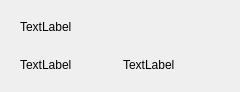
Qt form LanguageLearner/wordbox.ui (drinch/LanguageLearner) before a commit.
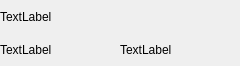
The same form after that commit.

```diff
--- a/LanguageLearner/wordbox.ui
+++ b/LanguageLearner/wordbox.ui
@@ -7,16 +7,46 @@
     <x>0</x>
     <y>0</y>
     <width>240</width>
-    <height>81</height>
+    <height>66</height>
    </rect>
   </property>
   <property name="windowTitle">
    <string>Form</string>
   </property>
   <layout class="QVBoxLayout" name="verticalLayout">
+   <property name="spacing">
+    <number>0</number>
+   </property>
+   <property name="leftMargin">
+    <number>0</number>
+   </property>
+   <property name="topMargin">
+    <number>0</number>
+   </property>
+   <property name="rightMargin">
+    <number>0</number>
+   </property>
+   <property name="bottomMargin">
+    <number>0</number>
+   </property>
    <item>
     <widget class="QWidget" name="widget1_" native="true">
      <layout class="QHBoxLayout" name="horizontalLayout">
+      <property name="spacing">
+       <number>0</number>
+      </property>
+      <property name="leftMargin">
+       <number>0</number>
+      </property>
+      <property name="topMargin">
+       <number>0</number>
+      </property>
+      <property name="rightMargin">
+       <number>0</number>
+      </property>
+      <property name="bottomMargin">
+       <number>0</number>
+      </property>
       <item>
        <widget class="QLabel" name="WordLabel_">
         <property name="text">
@@ -30,6 +60,21 @@
    <item>
     <widget class="QWidget" name="widget2_" native="true">
      <layout class="QHBoxLayout" name="horizontalLayout_2">
+      <property name="spacing">
+       <number>0</number>
+      </property>
+      <property name="leftMargin">
+       <number>0</number>
+      </property>
+      <property name="topMargin">
+       <number>0</number>
+      </property>
+      <property name="rightMargin">
+       <number>0</number>
+      </property>
+      <property name="bottomMargin">
+       <number>0</number>
+      </property>
       <item>
        <widget class="QLabel" name="PartOfSpeechLabel_">
         <property name="text">
```
